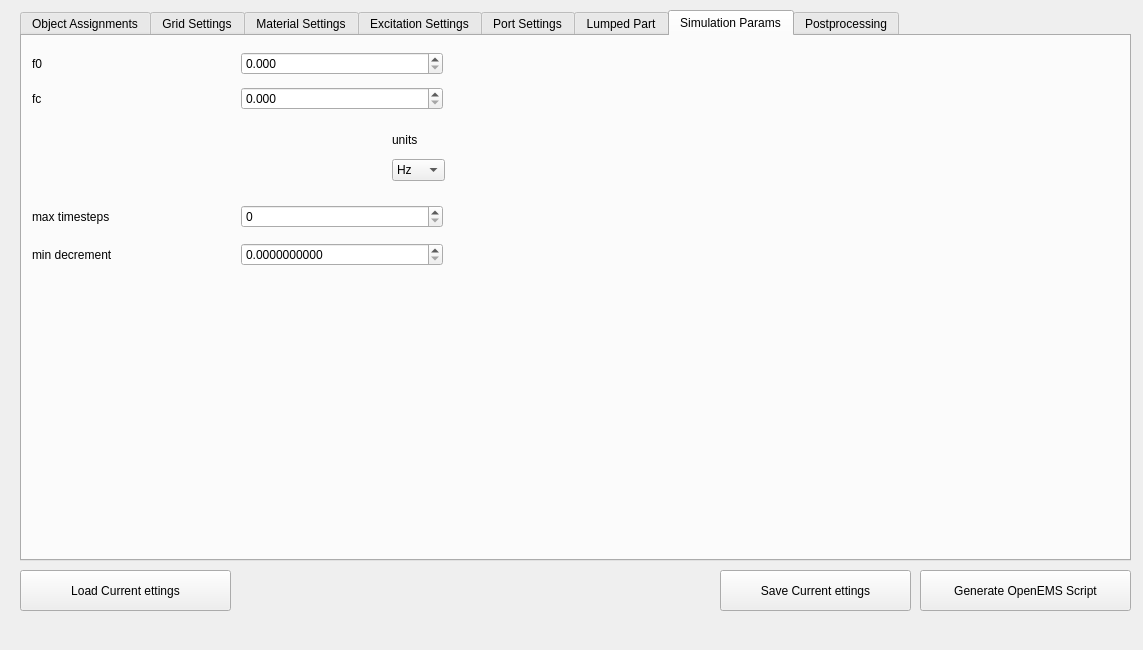
The window that ui/dialog.ui (LubomirJagos/FreeCAD-OpenEMS-Export) describes before a commit, drawn with Qt 5.
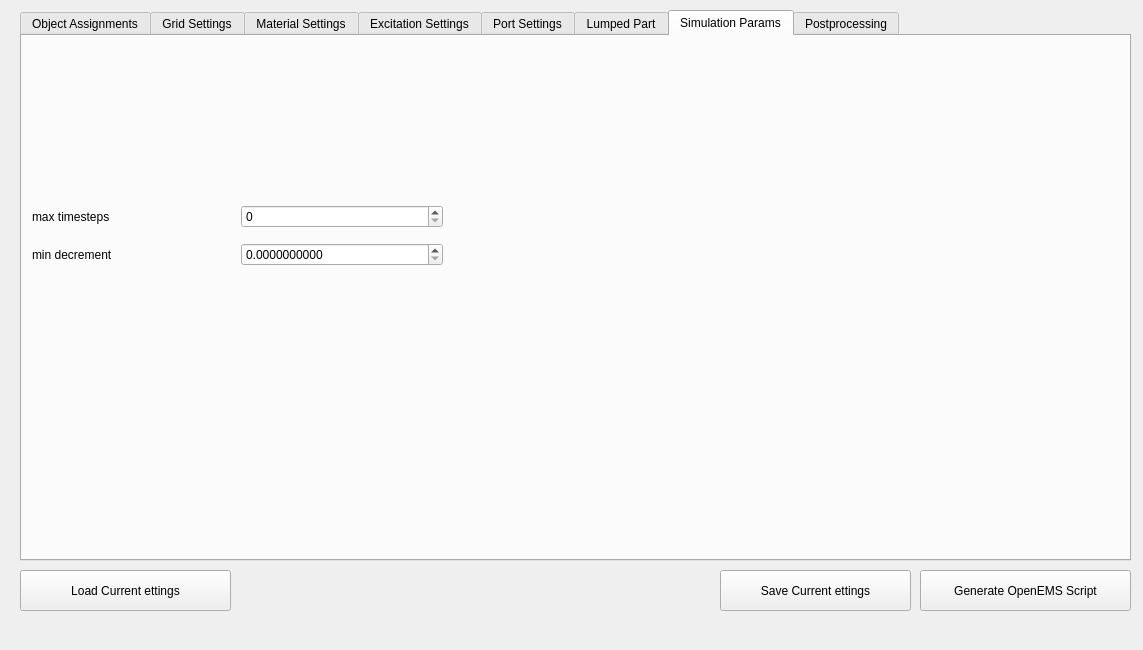
The same window after the commit. The open tabs and pages were chosen to show the change.

Commit message: FIRST RUNNING PROTOTYPE using this I was able togenerate Wilkinson divider. YES! 73!

What changed in the file:
```diff
--- a/ui/dialog.ui
+++ b/ui/dialog.ui
@@ -1203,104 +1203,6 @@
     <attribute name="title">
      <string>Simulation Params</string>
     </attribute>
-    <widget class="QWidget" name="formLayoutWidget">
-     <property name="geometry">
-      <rect>
-       <x>10</x>
-       <y>10</y>
-       <width>411</width>
-       <height>71</height>
-      </rect>
-     </property>
-     <layout class="QGridLayout" name="gridLayout_6">
-      <item row="0" column="0">
-       <widget class="QLabel" name="label_21">
-        <property name="text">
-         <string>f0</string>
-        </property>
-       </widget>
-      </item>
-      <item row="0" column="1">
-       <widget class="QDoubleSpinBox" name="simParamF0NumberInput">
-        <property name="decimals">
-         <number>3</number>
-        </property>
-        <property name="maximum">
-         <double>10000000000.000000000000000</double>
-        </property>
-        <property name="singleStep">
-         <double>0.100000000000000</double>
-        </property>
-       </widget>
-      </item>
-      <item row="1" column="0">
-       <widget class="QLabel" name="label_20">
-        <property name="text">
-         <string>fc</string>
-        </property>
-       </widget>
-      </item>
-      <item row="1" column="1">
-       <widget class="QDoubleSpinBox" name="simParamFcNumberInput">
-        <property name="decimals">
-         <number>3</number>
-        </property>
-        <property name="maximum">
-         <double>10000000000.000000000000000</double>
-        </property>
-        <property name="singleStep">
-         <double>0.100000000000000</double>
-        </property>
-       </widget>
-      </item>
-     </layout>
-    </widget>
-    <widget class="QLabel" name="label_22">
-     <property name="geometry">
-      <rect>
-       <x>370</x>
-       <y>90</y>
-       <width>53</width>
-       <height>27</height>
-      </rect>
-     </property>
-     <property name="text">
-      <string>units</string>
-     </property>
-    </widget>
-    <widget class="QComboBox" name="simParamsUnitsNumberInput">
-     <property name="geometry">
-      <rect>
-       <x>370</x>
-       <y>123</y>
-       <width>53</width>
-       <height>22</height>
-      </rect>
-     </property>
-     <property name="currentText">
-      <string>Hz</string>
-     </property>
-     <item>
-      <property name="text">
-       <string>Hz</string>
-      </property>
-     </item>
-     <item>
-      <property name="text">
-       <string>kHz</string>
-      </property>
-     </item>
-     <item>
-      <property name="text">
-       <string>MHz</string>
-      </property>
-     </item>
-     <item>
-      <property name="text">
-       <string>GHz</string>
-      </property>
-     </item>
-    </widget>
     <widget class="QWidget" name="formLayoutWidget_2">
      <property name="geometry">
       <rect>
```
Left out of the diff: 181 changed lines with no effect on the pictures. The commit also changes 1 other file.
